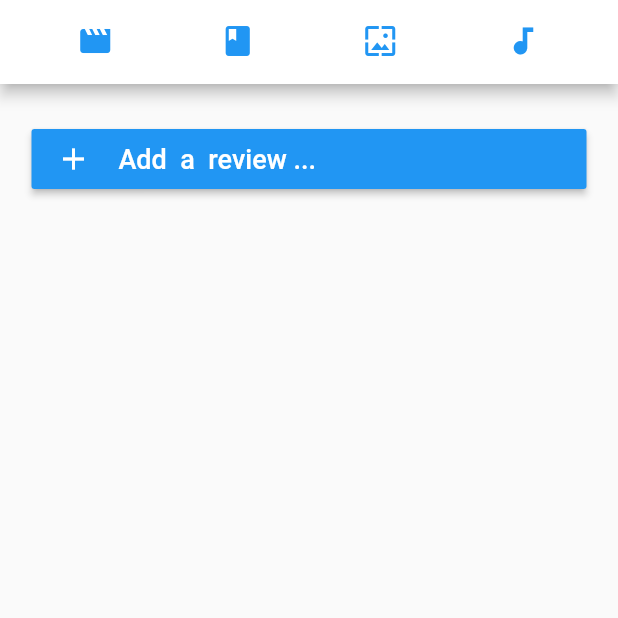
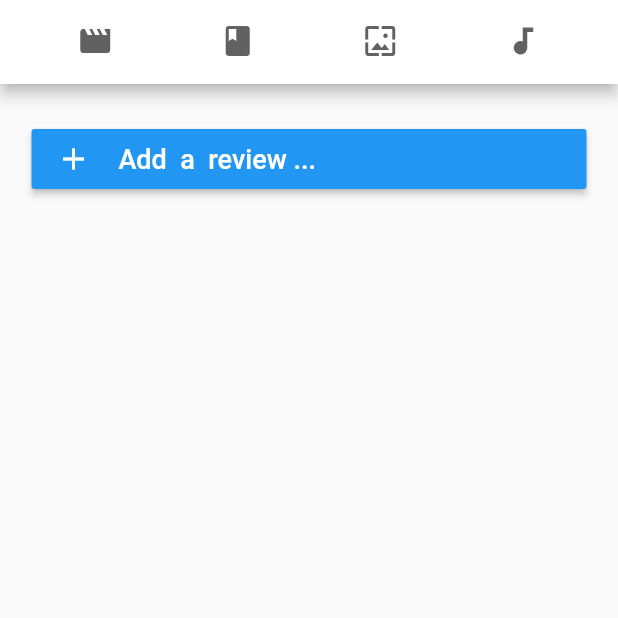
Before and after one commit to kimyoungeun/Mobileapp_teamproject, a Flutter app: the ReviewPage screen opened directly, on a phone screen of 412 x 824 dp, the top half of it. Run offline on Flutter 3.47's test engine with Material 2 defaults, Android fonts, the phone set to English and light mode, and no system bars; our stand-ins replace cloud_firestore, firebase_auth, flutter_rating_bar, google_sign_in, table_calendar; accounts and stored records are empty.

Commit message:
Changed colors

```diff
--- a/final_project/lib/app.dart
+++ b/final_project/lib/app.dart
@@ -16,7 +16,7 @@ class ShrineApp extends StatelessWidget {
         textTheme: TextTheme(
           headline: TextStyle(fontSize: 72.0, fontWeight: FontWeight.bold),
           title: TextStyle(fontSize: 20.0, fontStyle: FontStyle.normal),
-          subtitle: TextStyle(fontSize: 15.0, fontStyle: FontStyle.normal),
+          subtitle: TextStyle(color: Colors.grey[700], fontSize: 15.0, fontStyle: FontStyle.normal),
           body1: TextStyle(fontSize: 14.0, fontFamily: 'Hind'),
         ),
       ),
--- a/final_project/lib/review_page.dart
+++ b/final_project/lib/review_page.dart
@@ -113,7 +113,7 @@ class _ReviewPageState extends State<ReviewPage> with SingleTickerProviderStateM
                   children: <Widget>[
                     FlatButton(
                       onPressed: () {
-                          Firestore.instance.collection(collection).document(record.title).delete();
+                        Firestore.instance.collection(collection).document().delete();
                       },
                       child: Container(
                           child: Text('DELETE', style: TextStyle(color: Theme.of(context).primaryColor))
@@ -203,10 +203,10 @@ class _ReviewPageState extends State<ReviewPage> with SingleTickerProviderStateM
             unselectedLabelColor: Colors.white,
             labelColor: Colors.amber,
             tabs: [
-              new Tab(icon: new Icon(Icons.movie, color: Theme.of(context).primaryColor)),
-              new Tab(icon: new Icon(Icons.book, color: Theme.of(context).primaryColor)),
-              new Tab(icon: new Icon(Icons.wallpaper, color: Theme.of(context).primaryColor)),
-              new Tab(icon: new Icon(Icons.audiotrack, color: Theme.of(context).primaryColor))
+              new Tab(icon: new Icon(Icons.movie, color: Colors.grey[700])),
+              new Tab(icon: new Icon(Icons.book, color: Colors.grey[700])),
+              new Tab(icon: new Icon(Icons.wallpaper, color: Colors.grey[700])),
+              new Tab(icon: new Icon(Icons.audiotrack, color: Colors.grey[700]))
             ],
             controller: _tabController,
             indicatorColor: Colors.white,
@@ -752,7 +752,7 @@ class AddPageState extends State<AddPage>{
               color: Theme.of(context).primaryColor,
               child: Text("Save", style: TextStyle(color: Colors.white),),
               onPressed: () {
-                Firestore.instance.collection(collection).document(_titleController.text).setData({
+                Firestore.instance.collection(collection).document().setData({
                   'date': date,
                   'title': _titleController.text,
                   'author': _authorController.text,
```
Lines whose indentation alone changed are shown as unchanged.
